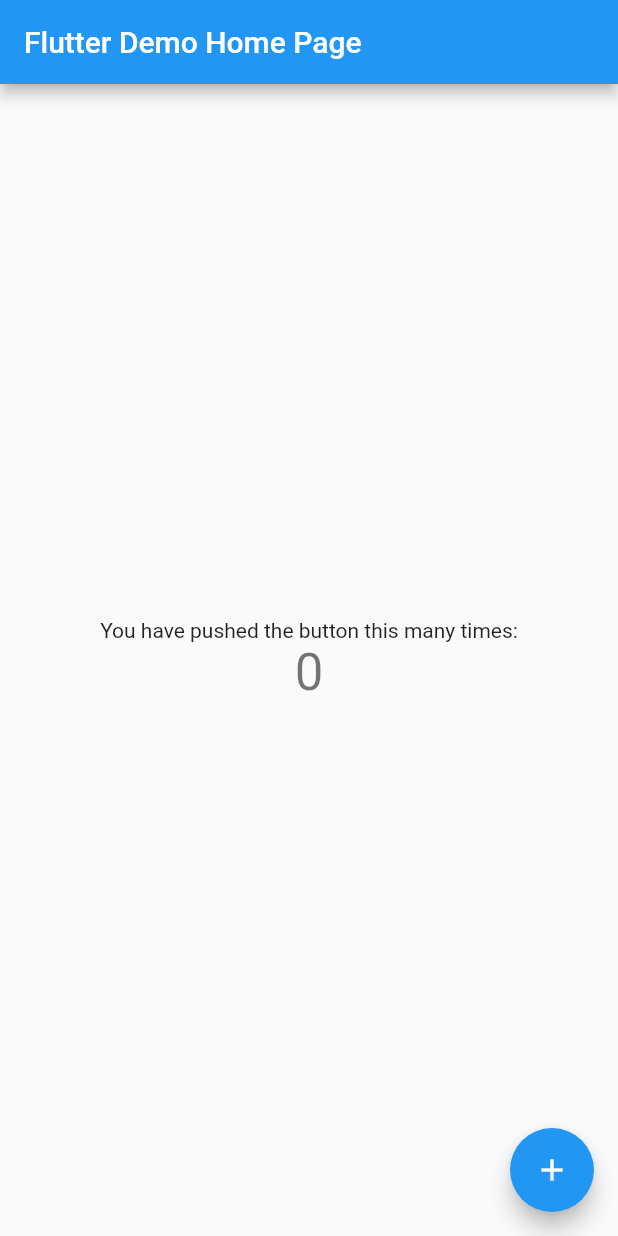
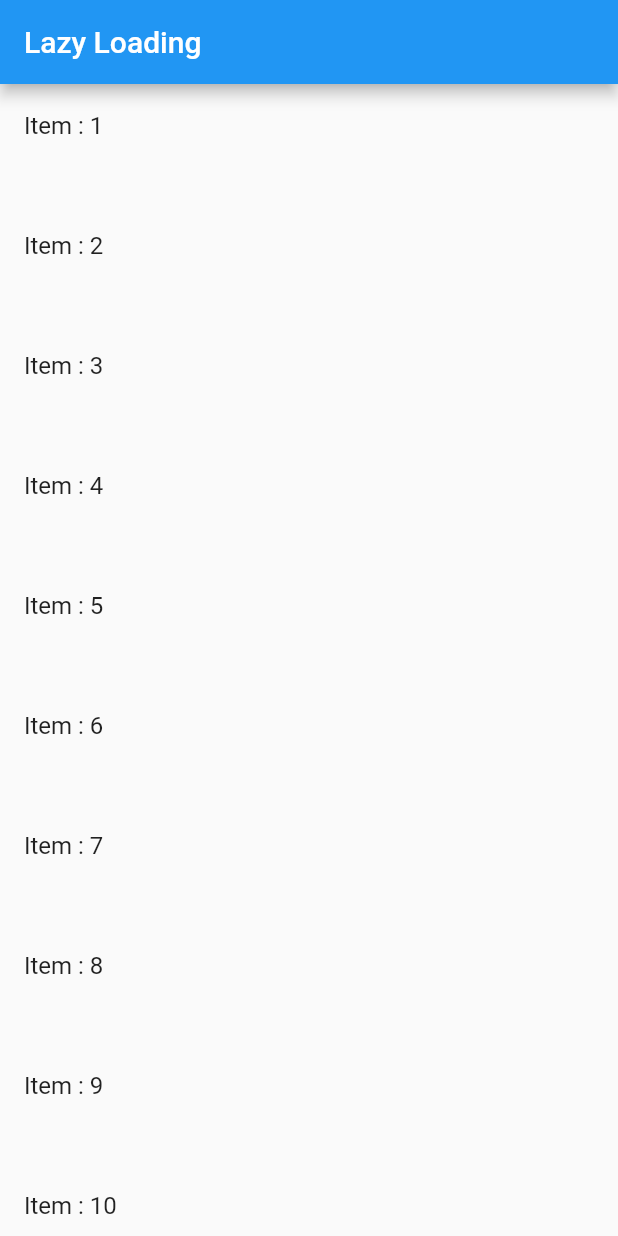
Before and after one commit to Sunny-Aiub/Flutter_-Infinite_Scrolling, a Flutter app: the screen it shows after launch, on a phone screen of 412 x 824 dp. Run offline on Flutter 3.47's test engine with Material 2 defaults, Android fonts, the phone set to English and light mode, and no system bars.

Commit message:
misssing file added

```diff
--- a/lib/lazy_loading.dart
+++ b/lib/lazy_loading.dart
@@ -0,0 +1,58 @@
+import 'package:flutter/material.dart';
+import 'package:flutter/cupertino.dart';
+
+class LazyLoadingRoute extends StatefulWidget {
+  @override
+  _LazyLoadingRouteState createState() => _LazyLoadingRouteState();
+}
+
+class _LazyLoadingRouteState extends State<LazyLoadingRoute> {
+  List myList;
+  ScrollController _scrollController = ScrollController();
+  int _currentMax = 10;
+
+  @override
+  void initState() {
+    super.initState();
+    myList = List.generate(10, (i) => "Item : ${i + 1}");
+    _scrollController.addListener(()
+    {
+      if (_scrollController.position.pixels ==
+          _scrollController.position.maxScrollExtent) {
+        _getMoreData();
+      }
+    });
+  }
+
+  _getMoreData() {
+    for (int i = _currentMax; i < _currentMax + 10; i++) {
+      myList.add("Item : ${i + 1}");
+    }
+
+    _currentMax = _currentMax + 10;
+
+    setState(() {});
+  }
+
+  @override
+  Widget build(BuildContext context) {
+    return Scaffold(
+      appBar: AppBar(
+        title: Text("Lazy Loading"),
+      ),
+      body: ListView.builder(
+        controller: _scrollController,
+        itemExtent: 80,
+        itemBuilder: (context, i) {
+          if (i == myList.length) {
+            return CupertinoActivityIndicator();
+          }
+          return ListTile(
+            title: Text(myList[i]),
+          );
+        },
+        itemCount: myList.length + 1,
+      ),
+    );
+  }
+}
--- a/lib/main.dart
+++ b/lib/main.dart
@@ -1,111 +1,18 @@
 import 'package:flutter/material.dart';
+import 'package:flutterinfinitescrolling/lazy_loading.dart';
 
 void main() => runApp(MyApp());
 
 class MyApp extends StatelessWidget {
-  // This widget is the root of your application.
   @override
   Widget build(BuildContext context) {
     return MaterialApp(
-      title: 'Flutter Demo',
+      debugShowCheckedModeBanner: false,
+      title: 'Lazy Loading',
       theme: ThemeData(
-        // This is the theme of your application.
-        //
-        // Try running your application with "flutter run". You'll see the
-        // application has a blue toolbar. Then, without quitting the app, try
-        // changing the primarySwatch below to Colors.green and then invoke
-        // "hot reload" (press "r" in the console where you ran "flutter run",
-        // or simply save your changes to "hot reload" in a Flutter IDE).
-        // Notice that the counter didn't reset back to zero; the application
-        // is not restarted.
         primarySwatch: Colors.blue,
       ),
-      home: MyHomePage(title: 'Flutter Demo Home Page'),
+      home: LazyLoadingRoute(),
     );
   }
 }
-
-class MyHomePage extends StatefulWidget {
-  MyHomePage({Key key, this.title}) : super(key: key);
-
-  // This widget is the home page of your application. It is stateful, meaning
-  // that it has a State object (defined below) that contains fields that affect
-  // how it looks.
-
-  // This class is the configuration for the state. It holds the values (in this
-  // case the title) provided by the parent (in this case the App widget) and
-  // used by the build method of the State. Fields in a Widget subclass are
-  // always marked "final".
-
-  final String title;
-
-  @override
-  _MyHomePageState createState() => _MyHomePageState();
-}
-
-class _MyHomePageState extends State<MyHomePage> {
-  int _counter = 0;
-
-  void _incrementCounter() {
-    setState(() {
-      // This call to setState tells the Flutter framework that something has
-      // changed in this State, which causes it to rerun the build method below
-      // so that the display can reflect the updated values. If we changed
-      // _counter without calling setState(), then the build method would not be
-      // called again, and so nothing would appear to happen.
-      _counter++;
-    });
-  }
-
-  @override
-  Widget build(BuildContext context) {
-    // This method is rerun every time setState is called, for instance as done
-    // by the _incrementCounter method above.
-    //
-    // The Flutter framework has been optimized to make rerunning build methods
-    // fast, so that you can just rebuild anything that needs updating rather
-    // than having to individually change instances of widgets.
-    return Scaffold(
-      appBar: AppBar(
-        // Here we take the value from the MyHomePage object that was created by
-        // the App.build method, and use it to set our appbar title.
-        title: Text(widget.title),
-      ),
-      body: Center(
-        // Center is a layout widget. It takes a single child and positions it
-        // in the middle of the parent.
-        child: Column(
-          // Column is also a layout widget. It takes a list of children and
-          // arranges them vertically. By default, it sizes itself to fit its
-          // children horizontally, and tries to be as tall as its parent.
-          //
-          // Invoke "debug painting" (press "p" in the console, choose the
-          // "Toggle Debug Paint" action from the Flutter Inspector in Android
-          // Studio, or the "Toggle Debug Paint" command in Visual Studio Code)
-          // to see the wireframe for each widget.
-          //
-          // Column has various properties to control how it sizes itself and
-          // how it positions its children. Here we use mainAxisAlignment to
-          // center the children vertically; the main axis here is the vertical
-          // axis because Columns are vertical (the cross axis would be
-          // horizontal).
-          mainAxisAlignment: MainAxisAlignment.center,
-          children: <Widget>[
-            Text(
-              'You have pushed the button this many times:',
-            ),
-            Text(
-              '$_counter',
-              style: Theme.of(context).textTheme.display1,
-            ),
-          ],
-        ),
-      ),
-      floatingActionButton: FloatingActionButton(
-        onPressed: _incrementCounter,
-        tooltip: 'Increment',
-        child: Icon(Icons.add),
-      ), // This trailing comma makes auto-formatting nicer for build methods.
-    );
-  }
-}
```
